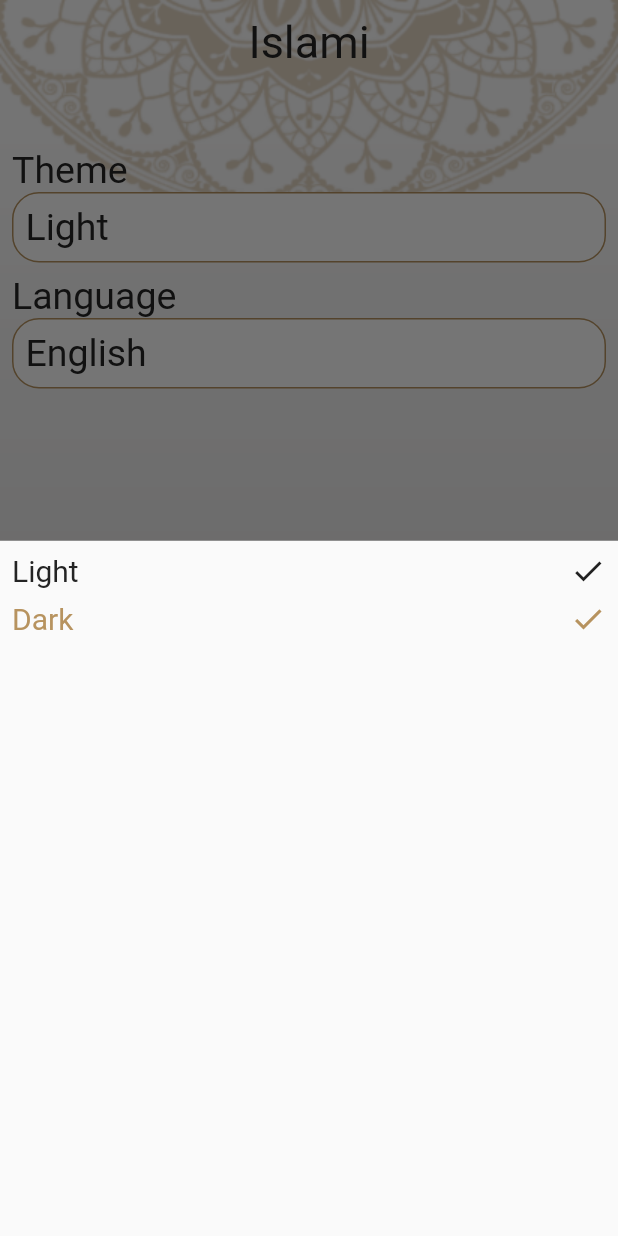
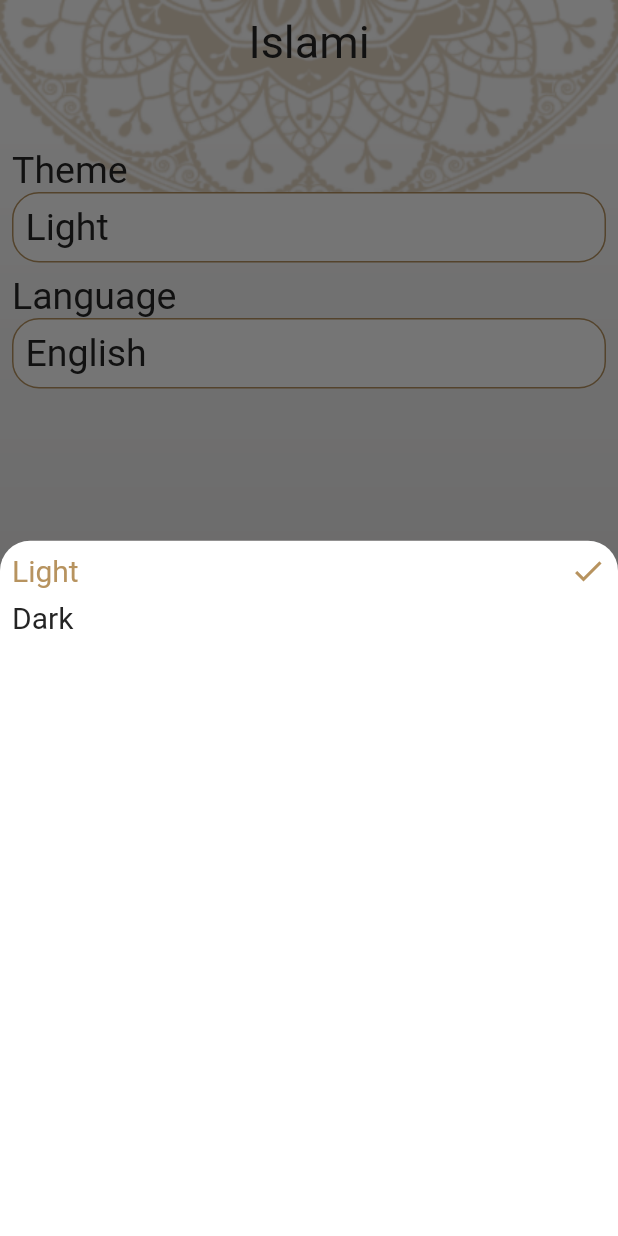
Before and after one commit to alaa745/Islami-App, a Flutter app: the screen it shows after launch, item 5 of the bottom bar chosen, after a tap on "Light", on a phone screen of 412 x 824 dp. Run offline on Flutter 3.47's test engine with Material 2 defaults, Android fonts, the phone set to English and light mode, and no system bars.

Commit message:
add settings provider for theming

```diff
--- a/lib/main.dart
+++ b/lib/main.dart
@@ -2,22 +2,31 @@ import 'package:flutter/material.dart';
 import 'package:islamiapp/ui/home/hadeth/hadeth_details.dart';
 import 'package:islamiapp/ui/home/home_screen.dart';
 import 'package:islamiapp/ui/home/quran/sura_details.dart';
+import 'package:islamiapp/ui/providers/settings_provider.dart';
 import 'package:islamiapp/ui/splash/splash_screen.dart';
 import 'package:islamiapp/ui/theme_data.dart';
+import 'package:provider/provider.dart';
 
 void main() {
-  runApp(MyApp());
+  runApp(
+    ChangeNotifierProvider(
+      child: MyApp(),
+      create: (context) => SettingsProvidr(),
+    ),
+  );
 }
 
 class MyApp extends StatelessWidget {
   @override
   Widget build(BuildContext context) {
+    var provider = Provider.of<SettingsProvidr>(context);
+
     return MaterialApp(
       title: 'Flutter Demo',
       debugShowCheckedModeBanner: false,
       theme: MyThemeData.lightTheme,
       darkTheme: MyThemeData.darkTheme,
-      themeMode: ThemeMode.system,
+      themeMode: provider.themeMode,
       initialRoute: SplashScreen.routeName,
       routes: {
         SplashScreen.routeName: (context) => SplashScreen(),
--- a/lib/ui/home/home_screen.dart
+++ b/lib/ui/home/home_screen.dart
@@ -6,7 +6,9 @@ import 'package:islamiapp/ui/home/quran/quran_tab.dart';
 import 'package:islamiapp/ui/home/radio/radio_tab.dart';
 import 'package:islamiapp/ui/home/sebha/sebha_tab.dart';
 import 'package:islamiapp/ui/home/settings/settings_tab.dart';
+import 'package:islamiapp/ui/providers/settings_provider.dart';
 import 'package:islamiapp/ui/theme_data.dart';
+import 'package:provider/provider.dart';
 
 class HomeScreen extends StatefulWidget {
   static const routeName = 'Home';
@@ -26,10 +28,12 @@ class _HomeScreenState extends State<HomeScreen> {
   ];
   @override
   Widget build(BuildContext context) {
+    var provider = Provider.of<SettingsProvidr>(context);
+
     return Container(
       decoration: BoxDecoration(
         image: DecorationImage(
-          image: AssetImage(ThemeMode.system == ThemeMode.dark
+          image: AssetImage(provider.themeMode == ThemeMode.dark
               ? 'assets/images/main_background_dark.png'
               : 'assets/images/main_background.png'),
           fit: BoxFit.fill,
--- a/lib/ui/home/quran/quran_tab.dart
+++ b/lib/ui/home/quran/quran_tab.dart
@@ -147,7 +147,7 @@ class QuranTab extends StatelessWidget {
           width: double.infinity,
           height: 2,
           color: Theme.of(context).accentColor,
-          margin: EdgeInsets.symmetric(vertical: 10),
+          margin: const EdgeInsets.symmetric(vertical: 10),
         ),
         Expanded(
           child: ListView.separated(
@@ -156,7 +156,7 @@ class QuranTab extends StatelessWidget {
                 width: double.infinity,
                 height: 2,
                 color: Theme.of(context).accentColor,
-                margin: EdgeInsets.symmetric(vertical: 5, horizontal: 20),
+                margin: const EdgeInsets.symmetric(vertical: 5, horizontal: 20),
               );
             },
             itemCount: chapters.length,
--- a/lib/ui/home/quran/sura_details.dart
+++ b/lib/ui/home/quran/sura_details.dart
@@ -4,7 +4,9 @@ import 'package:flutter/src/widgets/framework.dart';
 import 'package:flutter/src/widgets/placeholder.dart';
 import 'package:islamiapp/ui/home/quran/sura_content.dart';
 import 'package:islamiapp/ui/home/quran/sura_details_args.dart';
+import 'package:islamiapp/ui/providers/settings_provider.dart';
 import 'package:islamiapp/ui/theme_data.dart';
+import 'package:provider/provider.dart';
 
 class SuraDetails extends StatefulWidget {
   static const routeName = 'SuraDetails';
@@ -20,6 +22,7 @@ class _SuraDetailsState extends State<SuraDetails> {
 
   @override
   Widget build(BuildContext context) {
+    var provider = Provider.of<SettingsProvidr>(context);
     var args =
         ModalRoute.of(context)?.settings.arguments as SuraDetailsArguments;
 
@@ -30,7 +33,7 @@ class _SuraDetailsState extends State<SuraDetails> {
     return Container(
       decoration: BoxDecoration(
         image: DecorationImage(
-          image: AssetImage(ThemeMode.system == ThemeMode.dark
+          image: AssetImage(provider.themeMode == ThemeMode.dark
               ? 'assets/images/main_background_dark.png'
               : 'assets/images/main_background.png'),
           fit: BoxFit.fill,
--- a/lib/ui/home/settings/Theme_bottom_sheet.dart
+++ b/lib/ui/home/settings/Theme_bottom_sheet.dart
@@ -1,41 +1,68 @@
 import 'package:flutter/material.dart';
 import 'package:flutter/src/widgets/framework.dart';
 import 'package:flutter/src/widgets/placeholder.dart';
+import 'package:islamiapp/ui/providers/settings_provider.dart';
+import 'package:provider/provider.dart';
 
 class ThemeBottomSheet extends StatelessWidget {
   @override
   Widget build(BuildContext context) {
+    var provider = Provider.of<SettingsProvidr>(context);
+
     return Container(
       padding: const EdgeInsets.symmetric(vertical: 8.0, horizontal: 8.0),
       child: Column(
         crossAxisAlignment: CrossAxisAlignment.stretch,
         children: [
-          Row(
+          InkWell(
+            onTap: () {
+              provider.enableLightMode();
+            },
+            child: provider.themeMode == ThemeMode.light
+                ? getSelectedWidget(context, 'Light')
+                : getUnSelectedWidget(context, 'Light'),
+          ),
+          const SizedBox(height: 8.0),
+          InkWell(
+              onTap: () {
+                provider.enableDarkMode();
+              },
+              child: provider.themeMode == ThemeMode.dark
+                  ? getSelectedWidget(context, 'Dark')
+                  : getUnSelectedWidget(context, 'Dark')),
+        ],
+      ),
+    );
+  }
+
+  Widget getSelectedWidget(BuildContext context, String title) {
+    return Row(
       mainAxisAlignment: MainAxisAlignment.spaceBetween,
       children: [
         Text(
-                'Light',
-                style: Theme.of(context).textTheme.bodyText2,
-              ),
-              const Icon(Icons.check)
-            ],
-          ),
-          const SizedBox(height: 8.0),
-          Row(
-            mainAxisAlignment: MainAxisAlignment.spaceBetween,
-            children: [
-              Text(
-                'Dark',
+          title,
           style: Theme.of(context)
               .textTheme
               .bodyText2!
               .copyWith(color: Theme.of(context).accentColor),
         ),
-              Icon(Icons.check, color: Theme.of(context).accentColor)
+        Icon(
+          Icons.check,
+          color: Theme.of(context).accentColor,
+        )
       ],
+    );
+  }
+
+  Widget getUnSelectedWidget(BuildContext context, String title) {
+    return Row(
+      mainAxisAlignment: MainAxisAlignment.spaceBetween,
+      children: [
+        Text(
+          title,
+          style: Theme.of(context).textTheme.bodyText2,
         ),
       ],
-      ),
     );
   }
 }
--- a/lib/ui/home/settings/settings_tab.dart
+++ b/lib/ui/home/settings/settings_tab.dart
@@ -2,12 +2,15 @@ import 'package:flutter/material.dart';
 import 'package:flutter/src/widgets/framework.dart';
 import 'package:flutter/src/widgets/placeholder.dart';
 import 'package:islamiapp/ui/home/settings/Theme_bottom_sheet.dart';
+import 'package:islamiapp/ui/providers/settings_provider.dart';
+import 'package:provider/provider.dart';
 
 class SettingsTab extends StatelessWidget {
   const SettingsTab({super.key});
 
   @override
   Widget build(BuildContext context) {
+    var provider = Provider.of<SettingsProvidr>(context);
     return Container(
       padding: const EdgeInsets.all(8.0),
       margin: const EdgeInsets.symmetric(vertical: 35),
@@ -34,7 +37,7 @@ class SettingsTab extends StatelessWidget {
                 ),
               ),
               child: Text(
-                'Light',
+                provider.themeMode == ThemeMode.light ? 'Light' : 'Dark',
                 style: Theme.of(context).textTheme.headline5,
               ),
             ),
--- /dev/null
+++ b/lib/ui/providers/settings_provider.dart
@@ -0,0 +1,15 @@
+import 'package:flutter/material.dart';
+
+class SettingsProvidr extends ChangeNotifier {
+  ThemeMode themeMode = ThemeMode.light;
+
+  void enableDarkMode() {
+    themeMode = ThemeMode.dark;
+    notifyListeners();
+  }
+
+  void enableLightMode() {
+    themeMode = ThemeMode.light;
+    notifyListeners();
+  }
+}
--- a/lib/ui/theme_data.dart
+++ b/lib/ui/theme_data.dart
@@ -30,6 +30,11 @@ class MyThemeData {
       selectedItemColor: Color(0xFF242424),
       unselectedItemColor: Colors.white,
     ),
+    bottomSheetTheme: const BottomSheetThemeData(
+        backgroundColor: Colors.white,
+        shape: RoundedRectangleBorder(
+            borderRadius: BorderRadius.only(
+                topLeft: Radius.circular(20), topRight: Radius.circular(20)))),
     appBarTheme: const AppBarTheme(
       centerTitle: true,
       color: Colors.transparent,
@@ -71,6 +76,11 @@ class MyThemeData {
       selectedItemColor: darkAccentColor,
       unselectedItemColor: Colors.white,
     ),
+    bottomSheetTheme: const BottomSheetThemeData(
+        backgroundColor: darkPrimaryColor,
+        shape: RoundedRectangleBorder(
+            borderRadius: BorderRadius.only(
+                topLeft: Radius.circular(20), topRight: Radius.circular(20)))),
     elevatedButtonTheme: const ElevatedButtonThemeData(
       style: ButtonStyle(
         backgroundColor: MaterialStatePropertyAll(
--- a/pubspec.yaml
+++ b/pubspec.yaml
@@ -35,6 +35,7 @@ dependencies:
   # The following adds the Cupertino Icons font to your application.
   # Use with the CupertinoIcons class for iOS style icons.
   cupertino_icons: ^1.0.2
+  provider: ^6.0.5
 
 dev_dependencies:
   flutter_test:
```
Also changed, not shown: lib/ui/home/hadeth/hadeth_details.dart (+6 -1 lines), lib/ui/home/radio/radio_tab.dart (+12 -5 lines), lib/ui/home/sebha/sebha_tab.dart (+7 -2 lines), pubspec.lock. Lines whose indentation alone changed are shown as unchanged.
